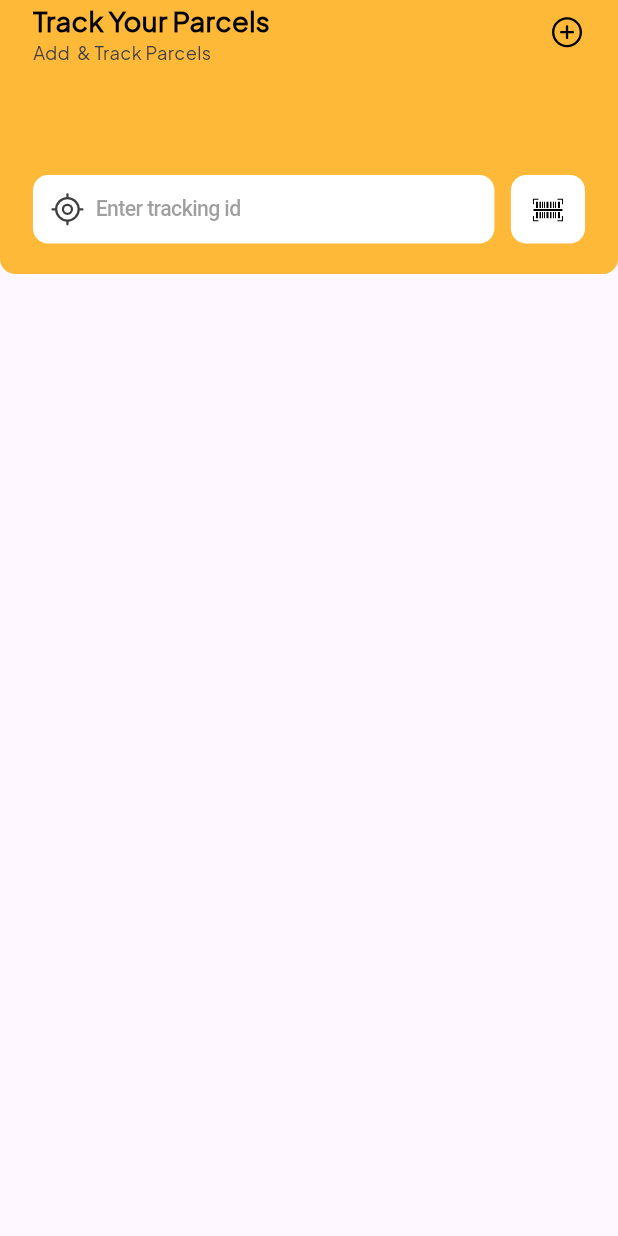
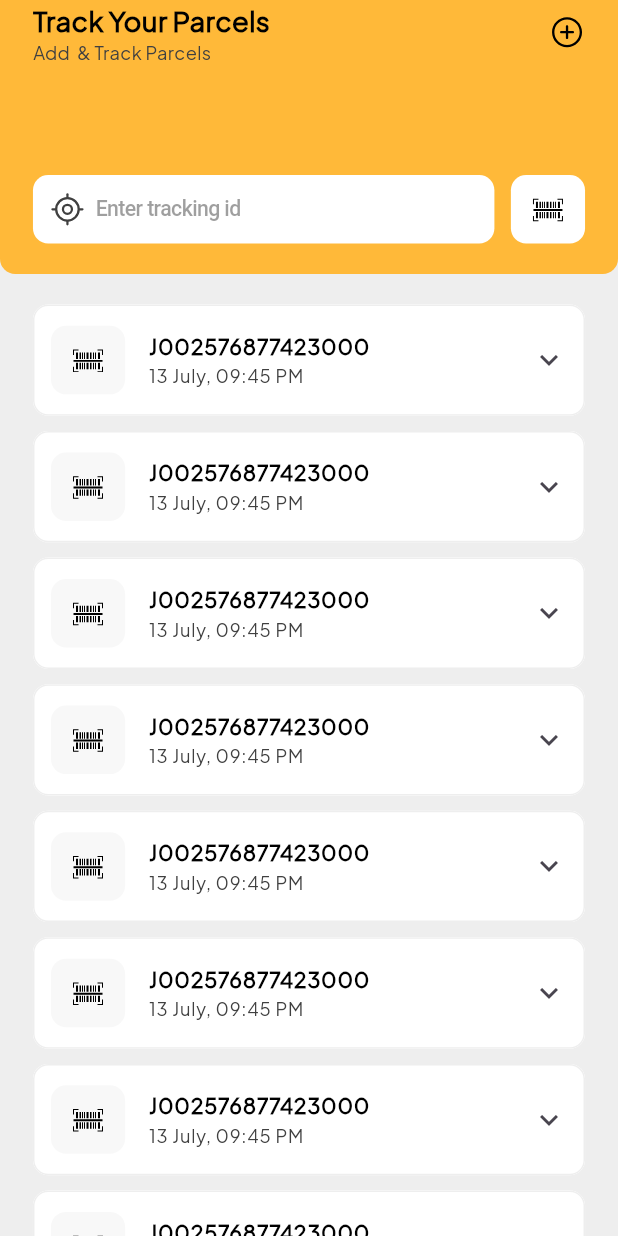
Before and after one commit to s0urav-hald3r/tracking_partner, a Flutter app: the HomeView screen opened directly, on a phone screen of 412 x 824 dp. Run offline on Flutter 3.47's test engine with Material 3 defaults, Android fonts, the phone set to English and light mode, and no system bars; our stand-ins replace animated_bottom_navigation_bar, flutter_screenutil, flutter_svg, get, iconsax.

Commit message:
homepage view complete

```diff
--- a/lib/components/home_page_top_section.dart
+++ b/lib/components/home_page_top_section.dart
@@ -5,9 +5,7 @@ import 'package:flutter_svg/flutter_svg.dart';
 import 'package:tracking_partner/config/constants.dart';
 
 class HomePageTopSection extends StatelessWidget {
-  const HomePageTopSection({
-    super.key,
-  });
+  const HomePageTopSection({super.key});
 
   @override
   Widget build(BuildContext context) {
--- /dev/null
+++ b/lib/components/parcel_card.dart
@@ -0,0 +1,145 @@
+import 'package:flutter/material.dart';
+import 'package:flutter_screenutil/flutter_screenutil.dart';
+import 'package:flutter_svg/flutter_svg.dart';
+import 'package:tracking_partner/config/constants.dart';
+
+class ParcelCard extends StatelessWidget {
+  const ParcelCard({super.key});
+
+  @override
+  Widget build(BuildContext context) {
+    return Padding(
+      padding: EdgeInsets.only(top: 10.h),
+      child: ExpansionTile(
+        tilePadding: EdgeInsets.symmetric(horizontal: 10.w, vertical: 8.h),
+        backgroundColor: Colors.white,
+        collapsedBackgroundColor: Colors.white,
+        leading: Container(
+          width: 45.w,
+          height: 45.h,
+          decoration: BoxDecoration(
+            borderRadius: BorderRadius.circular(10.r),
+            color: const Color(0xFFF8F8F8),
+          ),
+          child: Center(
+            child: SvgPicture.asset(barcode),
+          ),
+        ),
+        shape: RoundedRectangleBorder(
+          side: const BorderSide(color: Color(0xFFEEEEEE)),
+          borderRadius: BorderRadius.circular(10.r),
+        ),
+        collapsedShape: RoundedRectangleBorder(
+          side: const BorderSide(color: Color(0xFFEEEEEE)),
+          borderRadius: BorderRadius.circular(10.r),
+        ),
+        title: Column(
+          crossAxisAlignment: CrossAxisAlignment.start,
+          children: [
+            Text(
+              'J002576877423000',
+              textAlign: TextAlign.center,
+              style: TextStyle(
+                fontSize: 14.sp,
+                color: textColor,
+                fontWeight: FontWeight.w700,
+              ),
+            ),
+            Text(
+              '13 July, 09:45 PM',
+              textAlign: TextAlign.center,
+              style: TextStyle(
+                fontSize: 12.sp,
+                color: secondaryColor,
+                fontWeight: FontWeight.w400,
+              ),
+            ),
+          ],
+        ),
+        childrenPadding: EdgeInsets.symmetric(horizontal: 10.w),
+        children: [
+          Divider(
+            height: 1.h,
+            color: const Color(0xFFEEEEEE),
+          ),
+          SizedBox(height: 10.h),
+          Row(
+            mainAxisAlignment: MainAxisAlignment.spaceBetween,
+            children: [
+              Column(
+                crossAxisAlignment: CrossAxisAlignment.start,
+                children: [
+                  Text(
+                    'Courier',
+                    textAlign: TextAlign.center,
+                    style: TextStyle(
+                      fontSize: 10.sp,
+                      color: greyColor,
+                      fontWeight: FontWeight.w400,
+                    ),
+                  ),
+                  Text(
+                    'DHL Services',
+                    textAlign: TextAlign.center,
+                    style: TextStyle(
+                      fontSize: 12.sp,
+                      color: secondaryColor,
+                      fontWeight: FontWeight.w700,
+                    ),
+                  ),
+                ],
+              ),
+              Column(
+                crossAxisAlignment: CrossAxisAlignment.start,
+                children: [
+                  Text(
+                    'Estimate',
+                    textAlign: TextAlign.center,
+                    style: TextStyle(
+                      fontSize: 10.sp,
+                      color: greyColor,
+                      fontWeight: FontWeight.w400,
+                    ),
+                  ),
+                  Text(
+                    '2 3 Days',
+                    textAlign: TextAlign.center,
+                    style: TextStyle(
+                      fontSize: 12.sp,
+                      color: secondaryColor,
+                      fontWeight: FontWeight.w700,
+                    ),
+                  ),
+                ],
+              ),
+              Column(
+                crossAxisAlignment: CrossAxisAlignment.start,
+                children: [
+                  Text(
+                    'Status',
+                    textAlign: TextAlign.center,
+                    style: TextStyle(
+                      fontSize: 10.sp,
+                      color: greyColor,
+                      fontWeight: FontWeight.w400,
+                    ),
+                  ),
+                  Text(
+                    'Processing',
+                    textAlign: TextAlign.center,
+                    style: TextStyle(
+                      fontSize: 12.sp,
+                      color: secondaryColor,
+                      fontWeight: FontWeight.w700,
+                    ),
+                  ),
+                ],
+              )
+            ],
+          ),
+          SizedBox(height: 10.h),
+        ],
+      ),
+    );
+  }
+}
--- a/lib/main.dart
+++ b/lib/main.dart
@@ -31,6 +31,11 @@ class MyApp extends StatelessWidget {
           theme: ThemeData(
             useMaterial3: true,
             fontFamily: 'Plus Jakarta Sans',
+            scaffoldBackgroundColor: const Color(0xFFEEEEEE),
+            splashFactory: NoSplash.splashFactory,
+            splashColor: Colors.transparent,
+            hoverColor: Colors.transparent,
+            highlightColor: Colors.transparent,
             elevatedButtonTheme: ElevatedButtonThemeData(
               style: ElevatedButton.styleFrom(
                 elevation: 0,
--- a/lib/views/home_view.dart
+++ b/lib/views/home_view.dart
@@ -1,5 +1,7 @@
 import 'package:flutter/material.dart';
+import 'package:flutter_screenutil/flutter_screenutil.dart';
 import 'package:tracking_partner/components/home_page_top_section.dart';
+import 'package:tracking_partner/components/parcel_card.dart';
 
 class HomeView extends StatefulWidget {
   const HomeView({super.key});
@@ -11,9 +13,20 @@ class HomeView extends StatefulWidget {
 class _HomeViewState extends State<HomeView> {
   @override
   Widget build(BuildContext context) {
-    return const Scaffold(
+    return Scaffold(
       body: Column(
-        children: [HomePageTopSection()],
+        children: [
+          const HomePageTopSection(),
+          Expanded(
+            child: ListView.builder(
+              itemCount: 15,
+              padding: EdgeInsets.symmetric(horizontal: 20.w, vertical: 10.h),
+              itemBuilder: (context, index) {
+                return const ParcelCard();
+              },
+            ),
+          )
+        ],
       ),
     );
   }
```
